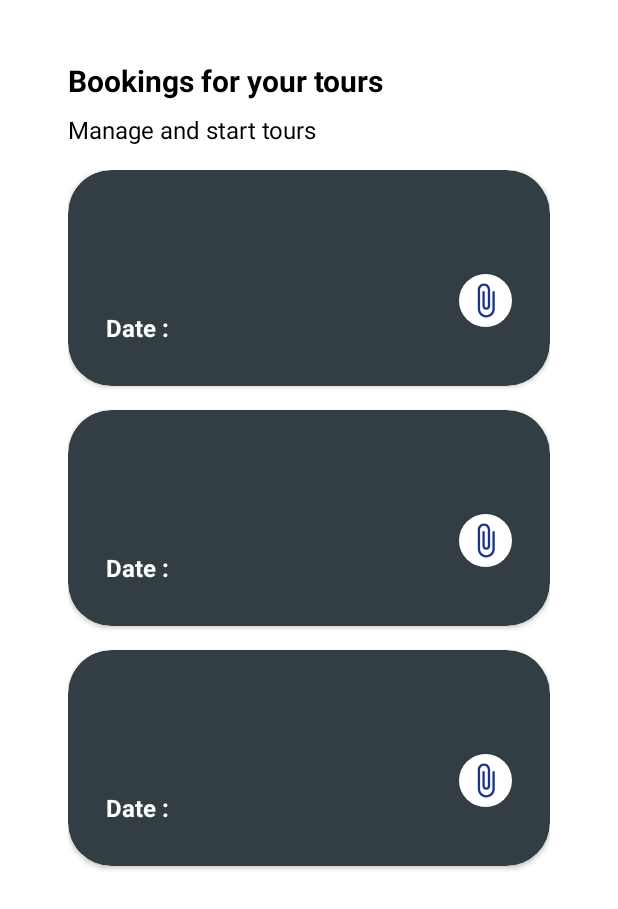
After one commit to iamhirusha/GAHDSE241F-tourio, an Android app: the layout activity_hoteltourbookings.xml on its own in the app's theme, with its tools: preview values and no code run, on a phone screen of 412 x 824 dp. The commit adds this screen. Shown: the top 909 px of the screen. Run offline under Robolectric (Android 15) with nearby library versions, the phone set to English and light mode, and no system bars.

Commit message:
Hotel side - received tour bookings

```diff
--- a/mobile/GAHDSE241F-tourio/app/src/main/java/com/example/tourio/BookTourActivity.kt
+++ b/mobile/GAHDSE241F-tourio/app/src/main/java/com/example/tourio/BookTourActivity.kt
@@ -53,6 +53,7 @@ class BookTourActivity : AppCompatActivity() {
 
                     findViewById<TextView>(R.id.tourdetailspgtitle).text = tourTitle
                     findViewById<TextView>(R.id.tourdetailspgfaci).text = tourFacilities
+                    findViewById<TextView>(R.id.tourdetailshotelID).text = hotelUserId
                     findViewById<TextView>(R.id.tourdetailspgprice).text = tourPrice
                     findViewById<TextView>(R.id.destinationInput1).text = destination1
                     findViewById<TextView>(R.id.destinationInput2).text = destination2
@@ -96,6 +97,7 @@ class BookTourActivity : AppCompatActivity() {
         val userId = currentUser.uid
         val tourTitle = findViewById<TextView>(R.id.tourdetailspgtitle).text.toString()
         val tourPrice = findViewById<TextView>(R.id.tourdetailspgprice).text.toString()
+        val hotelUserId = findViewById<TextView>(R.id.tourdetailshotelID).text.toString()
 
         // Generate a unique booking ID (you can use Firestore's document ID or a UUID)
         val tourBookingId = UUID.randomUUID().toString()
@@ -105,7 +107,7 @@ class BookTourActivity : AppCompatActivity() {
             "userId" to userId,
             "tourBookingId" to tourBookingId,
             "preDefTourId" to preDefTourId,
-            //"hotelUserId" to hotelUserId,
+            "hotelUserId" to hotelUserId,
             "tourTitle" to tourTitle,
             "tourPrice" to tourPrice,
             "bookingDate" to System.currentTimeMillis()
--- a/mobile/GAHDSE241F-tourio/app/src/main/java/com/example/tourio/HotelDashBoardActivity.kt
+++ b/mobile/GAHDSE241F-tourio/app/src/main/java/com/example/tourio/HotelDashBoardActivity.kt
@@ -12,7 +12,7 @@ class HotelDashBoardActivity : AppCompatActivity() {
 
     private lateinit var profileBox: LinearLayout
     private lateinit var yourToursBox: LinearLayout
-    private lateinit var travelRequestBox: LinearLayout
+    private lateinit var hotelTourBookings: LinearLayout
     private lateinit var viewHomeBox: LinearLayout
 
     override fun onCreate(savedInstanceState: Bundle?)
@@ -25,7 +25,7 @@ class HotelDashBoardActivity : AppCompatActivity() {
         // Initialize the boxes
         profileBox = findViewById(R.id.profileBox)
         yourToursBox = findViewById(R.id.yourToursBox)
-        travelRequestBox = findViewById(R.id.travelRequestBox)
+        hotelTourBookings = findViewById(R.id.hotelTourBookings)
         viewHomeBox = findViewById(R.id.viewHomeBox)
 
         // Set click listeners for navigation
@@ -41,7 +41,7 @@ class HotelDashBoardActivity : AppCompatActivity() {
             startActivity(intent)
         }
 
-        travelRequestBox.setOnClickListener {
+        hotelTourBookings.setOnClickListener {
             //val intent = Intent(this, TravelerProfileActivity::class.java)
             //startActivity(intent)
         }
--- a/mobile/GAHDSE241F-tourio/app/src/main/res/layout/activity_booktour.xml
+++ b/mobile/GAHDSE241F-tourio/app/src/main/res/layout/activity_booktour.xml
@@ -59,6 +59,12 @@
                     android:id="@+id/tourdetailspgfaci"
                     android:layout_width="wrap_content"
                     android:layout_height="wrap_content" />
+
+                <TextView
+                    android:id="@+id/tourdetailshotelID"
+                    android:layout_width="wrap_content"
+                    android:layout_height="wrap_content"
+                    android:visibility="gone"/>
 
             </LinearLayout>
 
--- a/mobile/GAHDSE241F-tourio/app/src/main/res/layout/activity_hoteldashboard.xml
+++ b/mobile/GAHDSE241F-tourio/app/src/main/res/layout/activity_hoteldashboard.xml
@@ -94,7 +94,7 @@
 
 
         <LinearLayout
-            android:id="@+id/travelRequestBox"
+            android:id="@+id/hotelTourBookings"
             android:layout_width="0dp"
             android:layout_height="180dp"
             android:layout_weight="1"
--- /dev/null
+++ b/mobile/GAHDSE241F-tourio/app/src/main/res/layout/activity_hoteltourbookings.xml
@@ -0,0 +1,43 @@
+<?xml version="1.0" encoding="utf-8"?>
+<LinearLayout xmlns:android="http://schemas.android.com/apk/res/android"
+    android:layout_width="match_parent"
+    android:layout_height="match_parent"
+    xmlns:tools="http://schemas.android.com/tools"
+    android:orientation="vertical"
+    android:background="#FFFFFF"
+    android:paddingHorizontal="45dp"
+    android:paddingVertical="40dp">
+
+    <TextView
+        android:layout_width="match_parent"
+        android:layout_height="wrap_content"
+        android:text="Bookings for your tours"
+        android:textSize="20sp"
+        android:textStyle="bold"
+        android:textColor="#000000"
+        android:gravity="center_vertical"
+        android:paddingBottom="8dp"/>
+
+    <TextView
+        android:layout_width="match_parent"
+        android:layout_height="wrap_content"
+        android:text="Manage and start tours"
+        android:textSize="16dp"
+        android:textColor="#000000"
+        android:gravity="center_vertical" />
+
+    <androidx.core.widget.NestedScrollView
+        xmlns:android="http://schemas.android.com/apk/res/android"
+        android:layout_width="match_parent"
+        android:layout_height="match_parent"
+        android:fillViewport="true">
+
+        <androidx.recyclerview.widget.RecyclerView
+            android:id="@+id/hoteltourbookingsrecyclerView"
+            android:layout_width="match_parent"
+            android:layout_height="match_parent"
+            android:paddingVertical="16dp"
+            tools:listitem="@layout/hotelbook_tour_item" />
+    </androidx.core.widget.NestedScrollView>
+
+</LinearLayout>
--- a/mobile/GAHDSE241F-tourio/app/src/main/res/layout/userprofile_tour_item.xml
+++ b/mobile/GAHDSE241F-tourio/app/src/main/res/layout/hotelbook_tour_item.xml
@@ -4,7 +4,7 @@
     xmlns:app="http://schemas.android.com/apk/res-auto"
     android:layout_marginBottom="16dp"
     app:cardCornerRadius="29dp"
-    app:cardBackgroundColor="#223E43"
+    app:cardBackgroundColor="#323E43"
     app:cardUseCompatPadding="false">
 
     <RelativeLayout
@@ -20,7 +20,7 @@
             android:gravity="bottom">
 
             <TextView
-                android:id="@+id/userProfTourTitle"
+                android:id="@+id/hotelBookTourTitle"
                 android:layout_width="wrap_content"
                 android:layout_height="wrap_content"
                 android:textSize="16dp"
@@ -41,14 +41,14 @@
                     android:layout_height="wrap_content"
                     android:orientation="vertical">
                     <TextView
-                        android:id="@+id/userProfTourID"
+                        android:id="@+id/hotelBookTourUserID"
                         android:layout_width="wrap_content"
                         android:layout_height="wrap_content"
                         android:textSize="14dp"
                         android:textColor="#FFFFFF" />
 
                     <TextView
-                        android:id="@+id/userProfTourPrice"
+                        android:id="@+id/hotelBookTourPrice"
                         android:layout_width="wrap_content"
                         android:layout_height="wrap_content"
                         android:textSize="14dp"
@@ -71,7 +71,7 @@
                             />
 
                         <TextView
-                            android:id="@+id/userProfTourDate"
+                            android:id="@+id/hotelBookTourDate"
                             android:layout_width="wrap_content"
                             android:layout_height="wrap_content"
                             android:textSize="16dp"
```
Also changed, not shown: mobile/GAHDSE241F-tourio/app/src/main/java/com/example/tourio/HotelTourBookingsActivity.kt (added, +26 -0 lines), mobile/GAHDSE241F-tourio/app/src/main/java/com/example/tourio/TourBooking.kt (added, +10 -0 lines).
